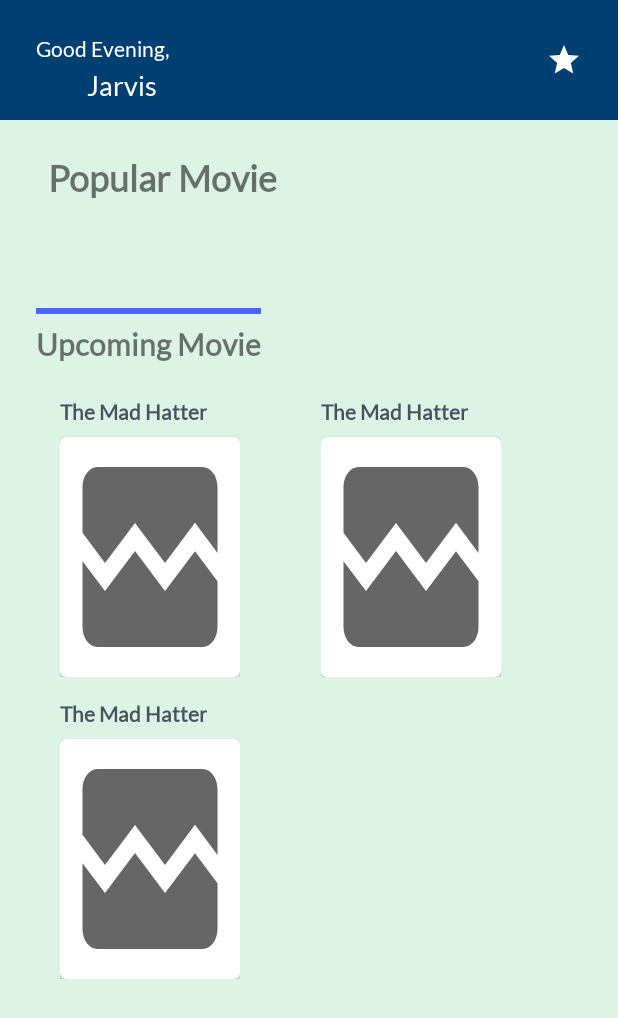
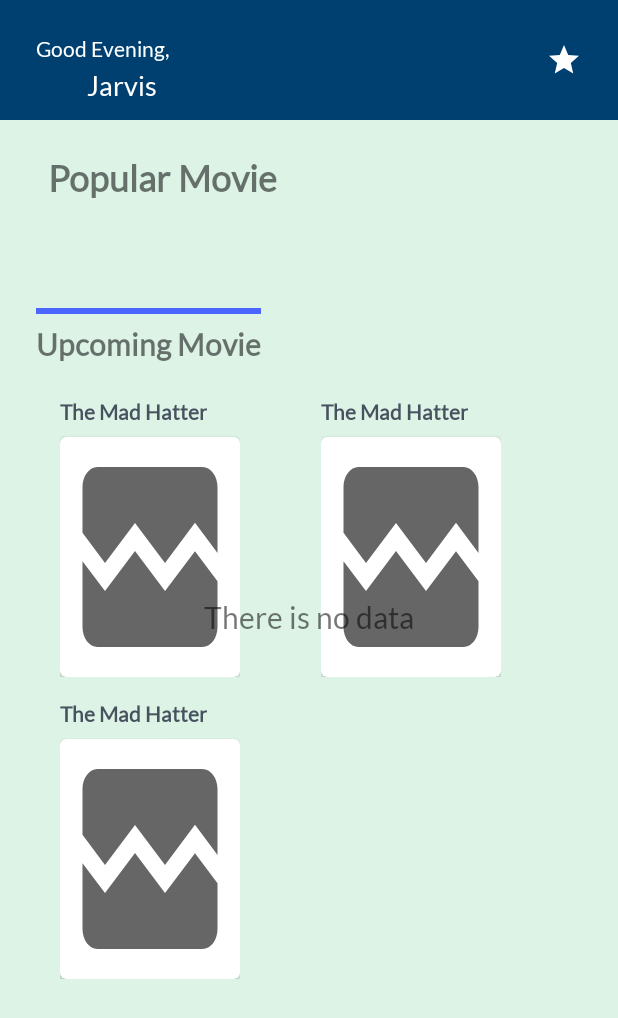
Before and after one commit to jiwomdf/MoviePlot, an Android app: the layout fragment_dashboard.xml on its own in the app's theme, with its tools: preview values and no code run, on a phone screen of 412 x 824 dp. Shown: the top 1018 px of the screen. Run offline under Robolectric (Android 15) with nearby library versions, the phone set to English and light mode, and no system bars; network calls fail.

Commit message:
commit 6

```diff
--- a/app/src/main/java/com/katilijiwo/movieplot/ui/dashboard/DashboardViewModel.kt
+++ b/app/src/main/java/com/katilijiwo/movieplot/ui/dashboard/DashboardViewModel.kt
@@ -14,8 +14,12 @@ typealias UpComingMovie = com.katilijiwo.movieplot.data.remote.json.upcomingmovi
 
 class DashboardViewModel(private val repository: Repository): ViewModel() {
 
+
     private var _isFetchingAllDataComplete = MutableLiveData(0)
     val isFetchingAllDataComplete: LiveData<Int> = _isFetchingAllDataComplete
+    fun resetLoading(){
+        _isFetchingAllDataComplete.value = 0
+    }
 
     private var _popularMovies = SingleLiveEvent<MovieEvent<List<PopularMovie>>>()
     val popularMovies: LiveData<MovieEvent<List<PopularMovie>>> = _popularMovies
--- a/app/src/main/java/com/katilijiwo/movieplot/ui/moviedetail/information/InformationFragment.kt
+++ b/app/src/main/java/com/katilijiwo/movieplot/ui/moviedetail/information/InformationFragment.kt
@@ -51,12 +51,12 @@ class InformationFragment: BaseFragment<FragmentInformationBinding>(
                 is MovieEvent.NotFound -> {
                     setProgressBarLoading(false)
                     setComponentVisibility(DATA_NOT_FOUND)
-                    showError(isFinish = true, isCancelable = false, description = it.message)
+                    showError(isFinish = true, isCancelable = false, title = it.message)
                 }
                 is MovieEvent.Error -> {
                     setProgressBarLoading(false)
                     setComponentVisibility(DATA_NOT_FOUND)
-                    showError(isFinish = true, isCancelable = false, description = it.message)
+                    showError(isFinish = true, isCancelable = false, title = it.message)
                 }
                 is MovieEvent.Loading -> {
                     setProgressBarLoading(true)
--- a/app/src/main/res/layout/fragment_dashboard.xml
+++ b/app/src/main/res/layout/fragment_dashboard.xml
@@ -100,6 +100,8 @@
                     android:id="@+id/vp_popular_movie"
                     android:layout_width="match_parent"
                     android:layout_height="wrap_content"
+                    android:visibility="invisible"
+                    tools:visibility="visible"
                     app:layout_constraintEnd_toEndOf="parent"
                     app:layout_constraintStart_toStartOf="parent"
                     app:layout_constraintTop_toBottomOf="@+id/tv_popular_movie" />
@@ -108,6 +110,8 @@
                     android:id="@+id/tl_popular_movie"
                     android:layout_width="match_parent"
                     android:layout_height="wrap_content"
+                    tools:visibility="visible"
+                    android:visibility="invisible"
                     android:layout_alignParentBottom="true"
                     android:layout_gravity="bottom|center"
                     android:background="@color/blue_200"
@@ -158,6 +162,8 @@
                     android:id="@+id/rv_upcoming_movie"
                     android:layout_width="match_parent"
                     android:layout_height="match_parent"
+                    tools:visibility="visible"
+                    android:visibility="invisible"
                     android:layout_marginStart="32dp"
                     android:layout_marginTop="8dp"
                     android:layout_marginEnd="32dp"
@@ -169,8 +175,21 @@
                     tools:listitem="@layout/list_upcoming_movie">
 
                 </androidx.recyclerview.widget.RecyclerView>
+
             </androidx.constraintlayout.widget.ConstraintLayout>
+
         </androidx.core.widget.NestedScrollView>
+
+        <TextView
+            android:id="@+id/tv_error"
+            android:layout_width="wrap_content"
+            android:layout_height="wrap_content"
+            android:layout_centerHorizontal="true"
+            android:layout_centerVertical="true"
+            android:text="@string/there_is_no_data"
+            android:textSize="20sp"
+            android:visibility="gone"
+            tools:visibility="visible" />
 
     </RelativeLayout>
 
```
Also changed, not shown: app/src/main/java/com/katilijiwo/movieplot/ui/dashboard/DashboardFragment.kt (+32 -32 lines).
